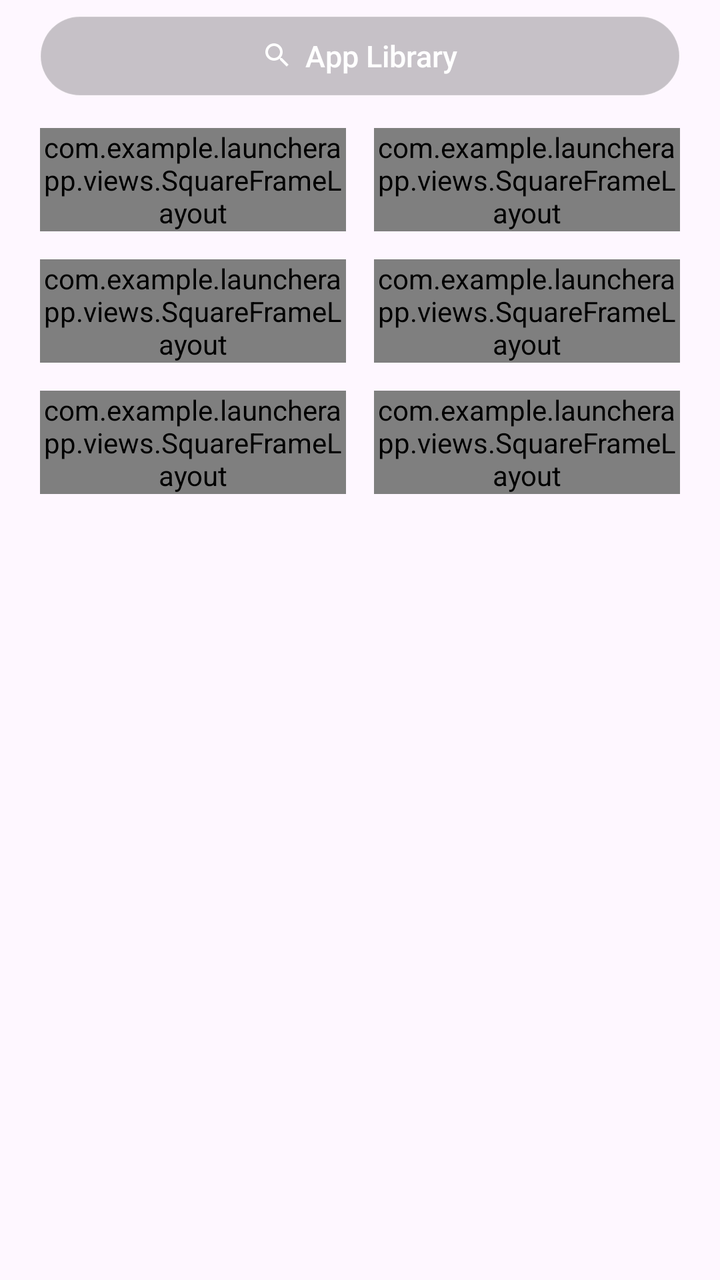
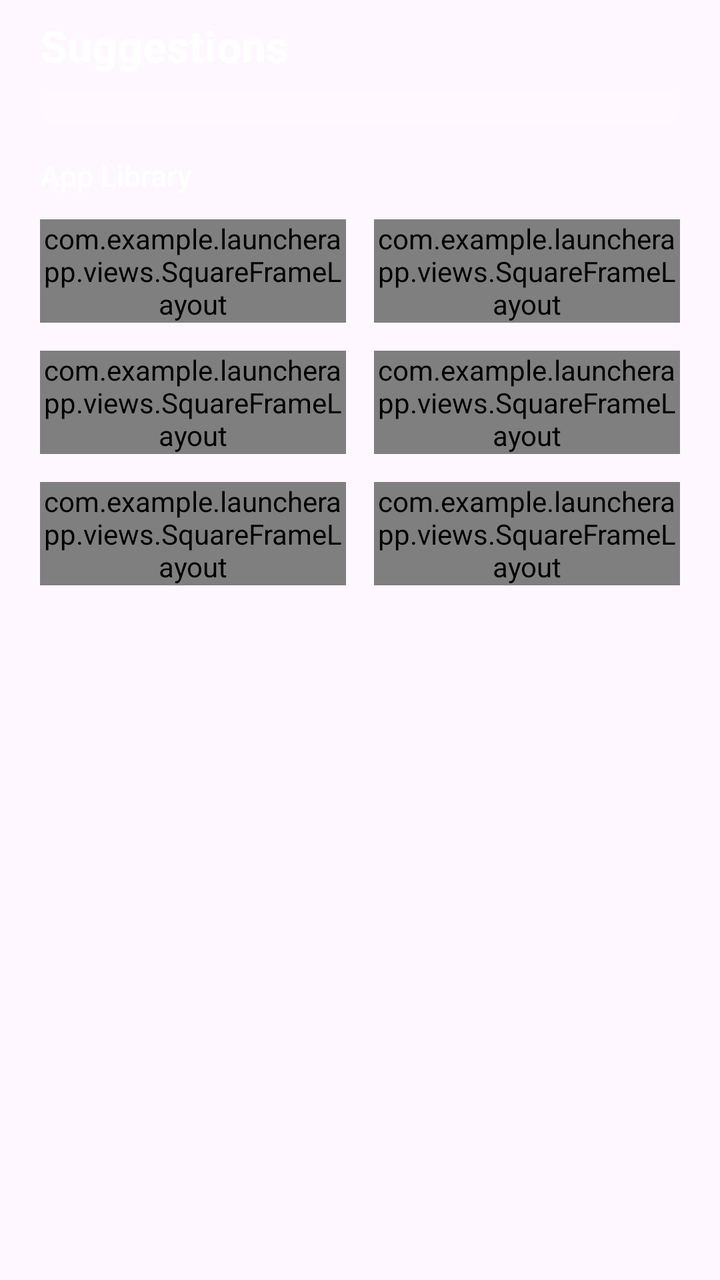

Screens rendered from an Android XML layout before and after an edit, with the pre-edit source and the edit as a unified diff.
<!-- AndroidManifest.xml: application theme Theme.LauncherApp -->
<!-- res/layout/page_widgets.xml -->
<?xml version="1.0" encoding="utf-8"?>
<ScrollView xmlns:android="http://schemas.android.com/apk/res/android"
    android:id="@+id/widgetsRoot"
    android:layout_width="match_parent"
    android:layout_height="match_parent"
    android:clipToPadding="false"
    android:fillViewport="true"
    android:overScrollMode="never"
    android:paddingStart="20dp"
    android:paddingTop="@dimen/home_grid_padding_top"
    android:paddingEnd="20dp"
    android:paddingBottom="24dp">

    <LinearLayout
        android:layout_width="match_parent"
        android:layout_height="wrap_content"
        android:orientation="vertical">

        
        <FrameLayout
            android:id="@+id/widgetsSearchBar"
            android:layout_width="match_parent"
            android:layout_height="40dp"
            android:layout_marginBottom="16dp"
            android:background="@drawable/home_search_pill_background"
            android:clickable="true"
            android:focusable="true">

            <LinearLayout
                android:layout_width="wrap_content"
                android:layout_height="wrap_content"
                android:layout_gravity="center"
                android:gravity="center_vertical"
                android:orientation="horizontal">

                <ImageView
                    android:layout_width="16dp"
                    android:layout_height="16dp"
                    android:contentDescription="@null"
                    android:src="@drawable/ic_home_search" />

                <TextView
                    android:layout_width="wrap_content"
                    android:layout_height="wrap_content"
                    android:layout_marginStart="6dp"
                    android:fontFamily="sans-serif-medium"
                    android:text="@string/app_library_title"
                    android:textColor="@android:color/white"
                    android:textSize="15sp" />

            </LinearLayout>

        </FrameLayout>

        
        <LinearLayout
            android:layout_width="match_parent"
            android:layout_height="wrap_content"
            android:baselineAligned="false"
            android:orientation="horizontal">

            
            <com.example.launcherapp.views.SquareFrameLayout
                android:layout_width="0dp"
                android:layout_height="wrap_content"
                android:layout_weight="1">

                <com.example.launcherapp.views.LightClockWidgetView
                    android:layout_width="match_parent"
                    android:layout_height="match_parent" />

            </com.example.launcherapp.views.SquareFrameLayout>

            <Space
                android:layout_width="14dp"
                android:layout_height="1dp" />

            
            <com.example.launcherapp.views.SquareFrameLayout
                android:layout_width="0dp"
                android:layout_height="wrap_content"
                android:layout_weight="1"
                android:background="@drawable/bg_sunset">

                <LinearLayout
                    android:layout_width="wrap_content"
                    android:layout_height="wrap_content"
                    android:layout_gravity="top|start"
                    android:layout_marginStart="12dp"
                    android:layout_marginTop="12dp"
                    android:orientation="vertical">

                    <LinearLayout
                        android:layout_width="wrap_content"
                        android:layout_height="wrap_content"
                        android:gravity="center_vertical"
                        android:orientation="horizontal">

                        <ImageView
                            android:layout_width="13dp"
                            android:layout_height="13dp"
                            android:contentDescription="@null"
                            android:src="@drawable/ic_widget_sunset_small" />

                        <TextView
                            android:id="@+id/weatherSunsetLabel"
                            android:layout_width="wrap_content"
                            android:layout_height="wrap_content"
                            android:layout_marginStart="4dp"
                            android:fontFamily="sans-serif-medium"
                            android:text="@string/widget_sunset_label"
                            android:textAllCaps="true"
                            android:textColor="@android:color/white"
                            android:textSize="12sp" />

                    </LinearLayout>

                    <TextView
                        android:id="@+id/weatherSunsetTime"
                        android:layout_width="wrap_content"
                        android:layout_height="wrap_content"
                        android:fontFamily="sans-serif"
                        android:includeFontPadding="false"
                        android:text="@string/widget_placeholder_dash"
                        android:textColor="@android:color/white"
                        android:textSize="22sp" />

                </LinearLayout>

                <com.example.launcherapp.views.SunArcView
                    android:id="@+id/sunArc"
                    android:layout_width="match_parent"
                    android:layout_height="wrap_content"
                    android:layout_gravity="center_vertical"
                    android:layout_marginTop="14dp" />

                <TextView
                    android:id="@+id/weatherSunriseTime"
                    android:layout_width="wrap_content"
                    android:layout_height="wrap_content"
                    android:layout_gravity="bottom|start"
                    android:layout_marginStart="12dp"
                    android:layout_marginBottom="12dp"
                    android:fontFamily="sans-serif-medium"
                    android:text=""
                    android:textColor="@android:color/white"
                    android:textSize="11sp" />

            </com.example.launcherapp.views.SquareFrameLayout>

        </LinearLayout>

        <Space
            android:layout_width="1dp"
            android:layout_height="14dp" />

        
        <LinearLayout
            android:layout_width="match_parent"
            android:layout_height="wrap_content"
            android:baselineAligned="false"
            android:orientation="horizontal">

            <com.example.launcherapp.views.SquareFrameLayout
                android:id="@+id/controlCenterTile"
                android:layout_width="0dp"
                android:layout_height="wrap_content"
                android:layout_weight="1"
                android:background="@drawable/bg_controll_setting"
                android:clickable="true"
                android:focusable="true">

                <TextView
                    android:layout_width="wrap_content"
                    android:layout_height="wrap_content"
                    android:layout_gravity="center"
                    android:fontFamily="sans-serif-medium"
                    android:text="@string/widget_control_center_label"
                    android:textColor="@android:color/white"
                    android:textSize="16sp"
                    android:textStyle="bold" />

            </com.example.launcherapp.views.SquareFrameLayout>

            <Space
                android:layout_width="14dp"
                android:layout_height="1dp" />

            
            <com.example.launcherapp.views.SquareFrameLayout
                android:layout_width="0dp"
                android:layout_height="wrap_content"
                android:layout_weight="1"
                android:background="@drawable/widget_tile_photo"
                android:clipToOutline="true"
                android:outlineProvider="background">

                <ImageView
                    android:id="@+id/photoTileImage"
                    android:layout_width="match_parent"
                    android:layout_height="match_parent"
                    android:contentDescription="@null"
                    android:scaleType="centerCrop"
                    android:visibility="gone" />

            </com.example.launcherapp.views.SquareFrameLayout>

        </LinearLayout>

        <Space
            android:layout_width="1dp"
            android:layout_height="14dp" />

        
        <LinearLayout
            android:layout_width="match_parent"
            android:layout_height="wrap_content"
            android:baselineAligned="false"
            android:orientation="horizontal">

            
            <com.example.launcherapp.views.SquareFrameLayout
                android:layout_width="0dp"
                android:layout_height="wrap_content"
                android:layout_weight="1"
                android:background="@drawable/bg_battery_count">

                <com.example.launcherapp.views.BatteryRingView
                    android:id="@+id/batteryRing"
                    android:layout_width="46dp"
                    android:layout_height="46dp"
                    android:layout_gravity="top|start"
                    android:layout_marginStart="14dp"
                    android:layout_marginTop="14dp" />

                <TextView
                    android:id="@+id/batteryPercent"
                    android:layout_width="wrap_content"
                    android:layout_height="wrap_content"
                    android:layout_gravity="bottom|start"
                    android:layout_marginStart="14dp"
                    android:layout_marginBottom="10dp"
                    android:fontFamily="sans-serif-medium"
                    android:includeFontPadding="false"
                    android:text="@string/widget_placeholder_dash"
                    android:textColor="@android:color/black"
                    android:textSize="32sp" />

            </com.example.launcherapp.views.SquareFrameLayout>

            <Space
                android:layout_width="14dp"
                android:layout_height="1dp" />

            <com.example.launcherapp.views.SquareFrameLayout
                android:id="@+id/wallpapersTile"
                android:layout_width="0dp"
                android:layout_height="wrap_content"
                android:layout_weight="1"
                android:background="@drawable/bg_walpapers"
                android:clickable="true"
                android:focusable="true">

                <TextView
                    android:layout_width="wrap_content"
                    android:layout_height="wrap_content"
                    android:layout_gravity="center"
                    android:fontFamily="sans-serif-medium"
                    android:text="@string/widget_wallpapers_label"
                    android:textColor="@android:color/white"
                    android:textSize="18sp"
                    android:textStyle="bold" />

            </com.example.launcherapp.views.SquareFrameLayout>

        </LinearLayout>

    </LinearLayout>

</ScrollView>
<!-- resources referenced by this layout -->
<resources>
  <dimen name="home_grid_padding_top">8dp</dimen>
  <!-- drawable bg_battery_count: png bitmap (drawable, 5583 bytes) -->
  <!-- drawable bg_controll_setting: png bitmap (drawable, 270562 bytes) -->
  <!-- drawable bg_sunset: png bitmap (drawable, 61048 bytes) -->
  <!-- drawable bg_walpapers: png bitmap (drawable, 435374 bytes) -->
  <!-- drawable home_search_pill_background (drawable) -->
  <?xml version="1.0" encoding="utf-8"?>
  <shape xmlns:android="http://schemas.android.com/apk/res/android"
      android:shape="rectangle">
      <solid android:color="#38000000" />
      <stroke
          android:width="0.5dp"
          android:color="#26FFFFFF" />
      <corners android:radius="100dp" />
  </shape>
  <!-- drawable ic_home_search (drawable) -->
  <?xml version="1.0" encoding="utf-8"?>
  <vector xmlns:android="http://schemas.android.com/apk/res/android"
      android:width="13dp"
      android:height="13dp"
      android:viewportWidth="24"
      android:viewportHeight="24">
      <path
          android:fillColor="#FFFFFFFF"
          android:pathData="M15.5,14h-0.79l-0.28,-0.27C15.41,12.59 16,11.11 16,9.5 16,5.91 13.09,3 9.5,3S3,5.91 3,9.5 5.91,16 9.5,16c1.61,0 3.09,-0.59 4.23,-1.57l0.27,0.28v0.79l5,4.99L20.49,19l-4.99,-5zM9.5,14C7.01,14 5,11.99 5,9.5S7.01,5 9.5,5 14,7.01 14,9.5 11.99,14 9.5,14z" />
  </vector>
  <!-- drawable ic_widget_sunset_small (drawable) -->
  <?xml version="1.0" encoding="utf-8"?>
  <vector xmlns:android="http://schemas.android.com/apk/res/android"
      android:width="24dp"
      android:height="24dp"
      android:viewportWidth="24"
      android:viewportHeight="24">
      
      <path
          android:pathData="M2,19H22"
          android:strokeWidth="2"
          android:strokeColor="#FFFFFFFF"
          android:strokeLineCap="round" />
      
      <path
          android:pathData="M7,16A5,5 0,0 1,17 16"
          android:strokeWidth="2"
          android:strokeColor="#FFFFFFFF"
          android:strokeLineCap="round" />
      
      <path
          android:pathData="M3.5,13.5L5,14M20.5,13.5L19,14M6,8.5L7.2,9.7M18,8.5L16.8,9.7"
          android:strokeWidth="2"
          android:strokeColor="#FFFFFFFF"
          android:strokeLineCap="round" />
      
      <path
          android:pathData="M12,2V8M9.5,5.5L12,8L14.5,5.5"
          android:strokeWidth="2"
          android:strokeColor="#FFFFFFFF"
          android:strokeLineCap="round"
          android:strokeLineJoin="round" />
  </vector>
  <!-- drawable widget_tile_photo (drawable) -->
  <?xml version="1.0" encoding="utf-8"?>
  <shape xmlns:android="http://schemas.android.com/apk/res/android"
      android:shape="rectangle">
      <solid android:color="#33000000" />
      <corners android:radius="24dp" />
  </shape>
  <string name="app_library_title">App Library</string>
  <string name="widget_control_center_label">Control Center</string>
  <string name="widget_placeholder_dash">–</string>
  <string name="widget_sunset_label">Sunset</string>
  <string name="widget_wallpapers_label">Wallpapers</string>
  <style name="Theme.LauncherApp" parent="Base.Theme.LauncherApp" />
  <style name="Base.Theme.LauncherApp" parent="Theme.Material3.DayNight.NoActionBar">
          
          
      </style>
</resources>

<!-- the commit's change to res/layout/page_widgets.xml (unified diff, before → after) -->
@@ -17,40 +17,33 @@
         android:orientation="vertical">
 
         
-        <FrameLayout
-            android:id="@+id/widgetsSearchBar"
-            android:layout_width="match_parent"
-            android:layout_height="40dp"
+        <TextView
+            android:layout_width="wrap_content"
+            android:layout_height="wrap_content"
+            android:layout_marginBottom="8dp"
+            android:fontFamily="sans-serif-medium"
+            android:text="@string/search_suggestions_header"
+            android:textColor="@android:color/white"
+            android:textSize="22sp"
+            android:textStyle="bold" />
+
+        <android.widget.GridLayout
+            android:id="@+id/widgetsSuggestionsGrid"
+            android:layout_width="match_parent"
+            android:layout_height="wrap_content"
             android:layout_marginBottom="16dp"
-            android:background="@drawable/home_search_pill_background"
-            android:clickable="true"
-            android:focusable="true">
-
-            <LinearLayout
-                android:layout_width="wrap_content"
-                android:layout_height="wrap_content"
-                android:layout_gravity="center"
-                android:gravity="center_vertical"
-                android:orientation="horizontal">
-
-                <ImageView
-                    android:layout_width="16dp"
-                    android:layout_height="16dp"
-                    android:contentDescription="@null"
-                    android:src="@drawable/ic_home_search" />
-
-                <TextView
-                    android:layout_width="wrap_content"
-                    android:layout_height="wrap_content"
-                    android:layout_marginStart="6dp"
-                    android:fontFamily="sans-serif-medium"
-                    android:text="@string/app_library_title"
-                    android:textColor="@android:color/white"
-                    android:textSize="15sp" />
-
-            </LinearLayout>
-
-        </FrameLayout>
+            android:background="@drawable/bg_search_card"
+            android:columnCount="4"
+            android:padding="8dp" />
+
+        <TextView
+            android:layout_width="wrap_content"
+            android:layout_height="wrap_content"
+            android:layout_marginBottom="12dp"
+            android:fontFamily="sans-serif-medium"
+            android:text="@string/app_library_title"
+            android:textColor="@android:color/white"
+            android:textSize="15sp" />
 
         
         <LinearLayout
<!-- resource entries referenced after the edit -->
@@ -3,29 +3,14 @@
   <dimen name="home_grid_padding_top">8dp</dimen>
   <!-- drawable bg_battery_count: png bitmap (drawable, 5583 bytes) -->
   <!-- drawable bg_controll_setting: png bitmap (drawable, 270562 bytes) -->
+  <!-- drawable bg_search_card (drawable) -->
+  <?xml version="1.0" encoding="utf-8"?>
+  <shape xmlns:android="http://schemas.android.com/apk/res/android">
+      <solid android:color="#40FFFFFF" />
+      <corners android:radius="18dp" />
+  </shape>
   <!-- drawable bg_sunset: png bitmap (drawable, 61048 bytes) -->
   <!-- drawable bg_walpapers: png bitmap (drawable, 435374 bytes) -->
-  <!-- drawable home_search_pill_background (drawable) -->
-  <?xml version="1.0" encoding="utf-8"?>
-  <shape xmlns:android="http://schemas.android.com/apk/res/android"
-      android:shape="rectangle">
-      <solid android:color="#38000000" />
-      <stroke
-          android:width="0.5dp"
-          android:color="#26FFFFFF" />
-      <corners android:radius="100dp" />
-  </shape>
-  <!-- drawable ic_home_search (drawable) -->
-  <?xml version="1.0" encoding="utf-8"?>
-  <vector xmlns:android="http://schemas.android.com/apk/res/android"
-      android:width="13dp"
-      android:height="13dp"
-      android:viewportWidth="24"
-      android:viewportHeight="24">
-      <path
-          android:fillColor="#FFFFFFFF"
-          android:pathData="M15.5,14h-0.79l-0.28,-0.27C15.41,12.59 16,11.11 16,9.5 16,5.91 13.09,3 9.5,3S3,5.91 3,9.5 5.91,16 9.5,16c1.61,0 3.09,-0.59 4.23,-1.57l0.27,0.28v0.79l5,4.99L20.49,19l-4.99,-5zM9.5,14C7.01,14 5,11.99 5,9.5S7.01,5 9.5,5 14,7.01 14,9.5 11.99,14 9.5,14z" />
-  </vector>
   <!-- drawable ic_widget_sunset_small (drawable) -->
   <?xml version="1.0" encoding="utf-8"?>
   <vector xmlns:android="http://schemas.android.com/apk/res/android"
@@ -67,6 +52,7 @@
       <corners android:radius="24dp" />
   </shape>
   <string name="app_library_title">App Library</string>
+  <string name="search_suggestions_header">Suggestions</string>
   <string name="widget_control_center_label">Control Center</string>
   <string name="widget_placeholder_dash">–</string>
   <string name="widget_sunset_label">Sunset</string>
